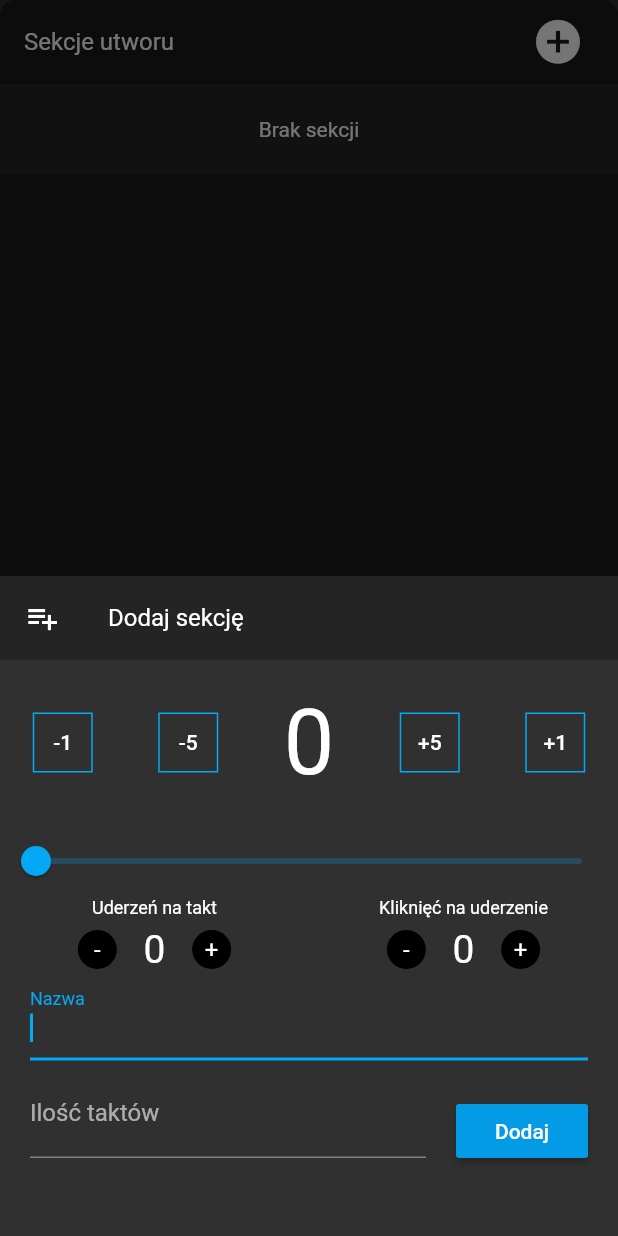
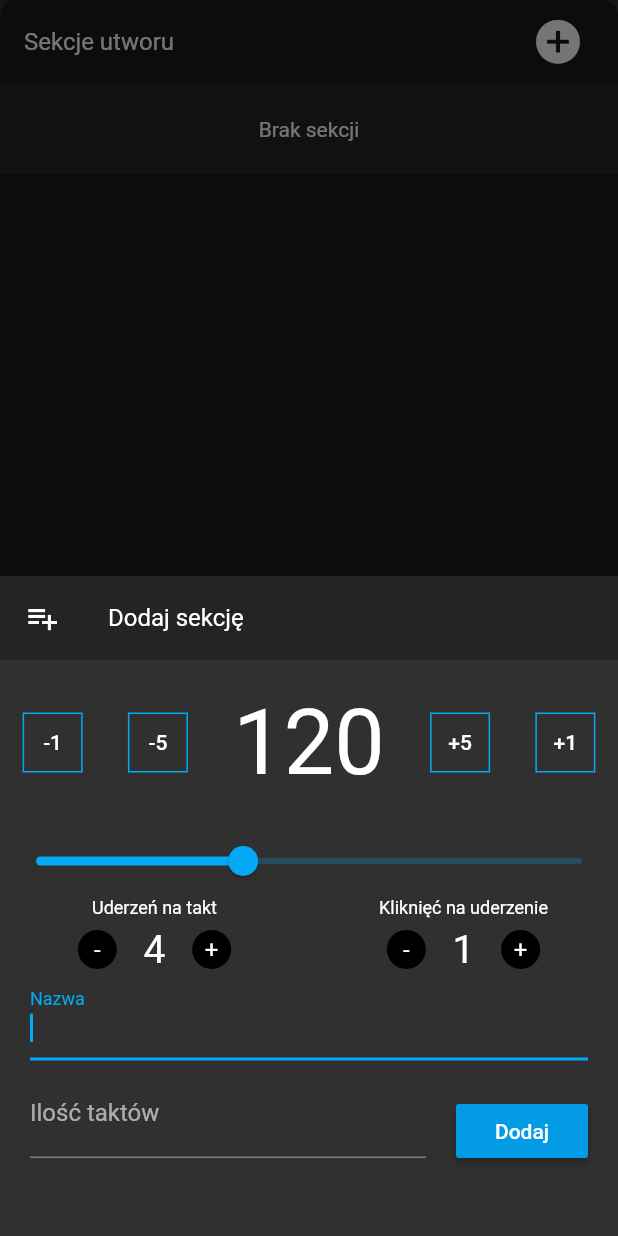
Before and after one commit to nekonstudio/remote_metronome, a Flutter app: the ComplexTrackScreenBody widget shown alone on an empty page, opened directly with empty values, after a tap on the "add circle" icon, on a phone screen of 412 x 824 dp. Run offline on Flutter 3.47's test engine with Material 2 defaults, Android fonts, the phone set to English and light mode, and no system bars; our stand-ins replace carousel_slider, flutter_bluetooth_serial, flutter_riverpod, flutter_slidable, get, hive and 4 more; missing offline and left inert: nearby_connections, swipedetector; accounts and stored records are empty; generated files the repository leaves out were written again.

Commit message:
MetronomeSettingsController improvements in TrackScreen

```diff
--- a/lib/controllers/metronome_settings_controller.dart
+++ b/lib/controllers/metronome_settings_controller.dart
@@ -3,7 +3,9 @@ import 'package:flutter/foundation.dart';
 import '../providers/metronome/metronome_settings.dart';
 
 class MetronomeSettingsController extends ValueNotifier<MetronomeSettings> {
-  MetronomeSettingsController(MetronomeSettings initialSettings) : super(initialSettings);
+  MetronomeSettingsController(
+      {MetronomeSettings initialSettings = const MetronomeSettings(120, 4, 1)})
+      : super(initialSettings);
 
   static const HalfTimeTempoMultipler = 0.5;
   static const DoubleTimeTempoMultipler = 2.0;
--- a/lib/controllers/storage_metronome_settings_controller.dart
+++ b/lib/controllers/storage_metronome_settings_controller.dart
@@ -5,7 +5,7 @@ class StorageMetronomeSettingsController extends MetronomeSettingsController {
   final Storage storage;
 
   StorageMetronomeSettingsController(this.storage)
-      : super(storage.getMetronomeSettings());
+      : super(initialSettings: storage.getMetronomeSettings());
 
   @override
   void changeParameter({int tempo, int beatsPerBar, int clicksPerBeat}) {
--- a/lib/providers/metronome/metronome_settings.dart
+++ b/lib/providers/metronome/metronome_settings.dart
@@ -19,7 +19,7 @@ class MetronomeSettings extends PropertyValidable {
   @HiveField(2)
   final int clicksPerBeat;
 
-  MetronomeSettings(
+  const MetronomeSettings(
     this.tempo,
     this.beatsPerBar,
     this.clicksPerBeat,
@@ -30,16 +30,15 @@ class MetronomeSettings extends PropertyValidable {
 
   @override
   List<Validable> get validableProperties => [
-        RangeValidableProperty('tempo',
-            propertyValue: tempo, minValue: 10, maxValue: 300),
+        RangeValidableProperty('tempo', propertyValue: tempo, minValue: 10, maxValue: 300),
         RangeValidableProperty('beatsPerBar',
             propertyValue: beatsPerBar, minValue: 1, maxValue: 16),
         RangeValidableProperty('clicksPerBeat',
             propertyValue: clicksPerBeat, minValue: 1, maxValue: 16),
       ];
 
-  MetronomeSettings clampToValidTempo() => MetronomeSettings(
-      tempo.clamp(minTempo, maxTempo), beatsPerBar, clicksPerBeat);
+  MetronomeSettings clampToValidTempo() =>
+      MetronomeSettings(tempo.clamp(minTempo, maxTempo), beatsPerBar, clicksPerBeat);
 
   MetronomeSettings copyWith({
     int tempo,
@@ -91,6 +90,5 @@ class MetronomeSettings extends PropertyValidable {
   }
 
   @override
-  int get hashCode =>
-      tempo.hashCode ^ beatsPerBar.hashCode ^ clicksPerBeat.hashCode;
+  int get hashCode => tempo.hashCode ^ beatsPerBar.hashCode ^ clicksPerBeat.hashCode;
 }
--- a/lib/screens/setlists/add_edit_track_screen.dart
+++ b/lib/screens/setlists/add_edit_track_screen.dart
@@ -63,7 +63,7 @@ class _AddEditTrackScreenState extends State<AddEditTrackScreen> {
       initialMetronomeSettings = _track.settings;
     }
 
-    _controller = MetronomeSettingsController(initialMetronomeSettings);
+    _controller = MetronomeSettingsController(initialSettings: initialMetronomeSettings);
   }
 
   String _validate(String value) {
@@ -357,7 +357,7 @@ class _SectionForm extends StatelessWidget {
     final initialMetronomeSettings =
         existingSection != null ? existingSection.settings : MetronomeSettings(120, 4, 1);
 
-    _controller = MetronomeSettingsController(initialMetronomeSettings);
+    _controller = MetronomeSettingsController(initialSettings: initialMetronomeSettings);
 
     return Container(
       height: MediaQuery.of(context).viewInsets.bottom + 440,
--- a/lib/screens/track/track_screen.dart
+++ b/lib/screens/track/track_screen.dart
@@ -39,7 +39,7 @@ class _TrackScreenState extends State<TrackScreen> {
     _screenModeSwitchIndex = _isComplexTrack ? 1 : 0;
     _trackSections = widget.track?.sections ?? [];
     final initialSettings = widget.track?.settings ?? MetronomeSettings(120, 4, 1);
-    _settingsController = MetronomeSettingsController(initialSettings);
+    _settingsController = MetronomeSettingsController(initialSettings: initialSettings);
   }
 
   @override
@@ -74,7 +74,7 @@ class _TrackScreenState extends State<TrackScreen> {
                       height: 20,
                     ),
                     _isComplexTrack
-                        ? ComplexTrackScreenBody(_trackSections, _settingsController)
+                        ? ComplexTrackScreenBody(_trackSections)
                         : SimpleTrackScreenBody(_settingsController),
                   ],
                 ),
--- a/lib/utils/validable/property_validable.dart
+++ b/lib/utils/validable/property_validable.dart
@@ -4,6 +4,8 @@ import 'package:metronom/utils/validable/range_validable_property.dart';
 import 'validable.dart';
 
 abstract class PropertyValidable implements Validable {
+  const PropertyValidable();
+
   @override
   bool isValid() {
     for (final property in validableProperties) {
--- a/lib/widgets/complex_track_screen_body.dart
+++ b/lib/widgets/complex_track_screen_body.dart
@@ -9,15 +9,16 @@ import 'metronome_settings_panel.dart';
 
 class ComplexTrackScreenBody extends StatefulWidget {
   final List<Section> trackSections;
-  final MetronomeSettingsController controller;
 
-  const ComplexTrackScreenBody(this.trackSections, this.controller);
+  const ComplexTrackScreenBody(this.trackSections);
 
   @override
   _ComplexTrackScreenBodyState createState() => _ComplexTrackScreenBodyState();
 }
 
 class _ComplexTrackScreenBodyState extends State<ComplexTrackScreenBody> {
+  MetronomeSettingsController _metronomeSettingsController;
+
   @override
   Widget build(BuildContext context) {
     return Container(
@@ -37,11 +38,12 @@ class _ComplexTrackScreenBodyState extends State<ComplexTrackScreenBody> {
                   size: 35,
                 ),
                 onPressed: () {
+                  _metronomeSettingsController = MetronomeSettingsController();
                   showModalBottomSheet(
                     isScrollControlled: true,
                     context: context,
                     builder: (_) => _SectionForm(
-                      controller: widget.controller,
+                      controller: _metronomeSettingsController,
                       onFormSubmit: _addSection,
                     ),
                   );
@@ -64,13 +66,18 @@ class _ComplexTrackScreenBodyState extends State<ComplexTrackScreenBody> {
                       ),
                       physics: NeverScrollableScrollPhysics(),
                       itemCount: widget.trackSections.length,
-                      itemBuilder: (context, index) => _SectionListItem(
-                        index: index,
-                        section: widget.trackSections[index],
-                        settingsController: widget.controller,
-                        onSectionEdit: (newSection) => _editSection(index, newSection),
-                        onSectionDelete: _deleteSection,
-                      ),
+                      itemBuilder: (context, index) {
+                        final section = widget.trackSections[index];
+                        _metronomeSettingsController =
+                            MetronomeSettingsController(initialSettings: section.settings);
+                        return _SectionListItem(
+                          index: index,
+                          section: section,
+                          settingsController: _metronomeSettingsController,
+                          onSectionEdit: (newSection) => _editSection(index, newSection),
+                          onSectionDelete: _deleteSection,
+                        );
+                      },
                     ),
                   ),
                 ),
--- a/lib/widgets/metronome_settings_panel.dart
+++ b/lib/widgets/metronome_settings_panel.dart
@@ -32,14 +32,10 @@ class MetronomeSettingsPanel extends StatelessWidget {
 
   @override
   Widget build(BuildContext context) {
-    // print("Current tempo w metronomie: $currentTempo");
-    return Container(
-      // padding: const EdgeInsets.symmetric(vertical: 30, horizontal: 0),
-      child: Column(
+    return Column(
       mainAxisAlignment: MainAxisAlignment.spaceBetween,
       children: [
-          Container(
-            child: Column(
+        Column(
           children: [
             Container(
               margin: const EdgeInsets.symmetric(vertical: 20),
@@ -65,17 +61,14 @@ class MetronomeSettingsPanel extends StatelessWidget {
                 min: settings.minTempo.toDouble(),
                 max: settings.maxTempo.toDouble(),
                 onChanged: (value) => controller.setTempo(value.toInt()),
-                    // onChangeEnd: (value) {},
               ),
             ),
           ],
         ),
-          ),
         Row(
           mainAxisAlignment: MainAxisAlignment.spaceAround,
           children: [
-              Container(
-                child: Column(
+            Column(
               children: [
                 Text(
                   'Uderzeń na takt',
@@ -114,9 +107,7 @@ class MetronomeSettingsPanel extends StatelessWidget {
                 ),
               ],
             ),
-              ),
-              Container(
-                child: Column(
+            Column(
               children: [
                 Text(
                   'Kliknięć na uderzenie',
@@ -155,11 +146,9 @@ class MetronomeSettingsPanel extends StatelessWidget {
                 ),
               ],
             ),
-              ),
           ],
         ),
       ],
-      ),
     );
   }
 }
```
Lines whose indentation alone changed are shown as unchanged.
